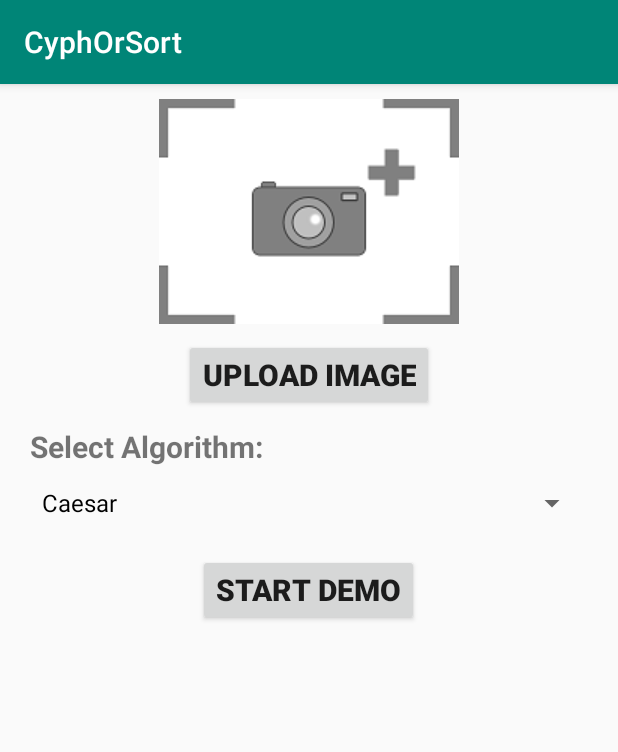
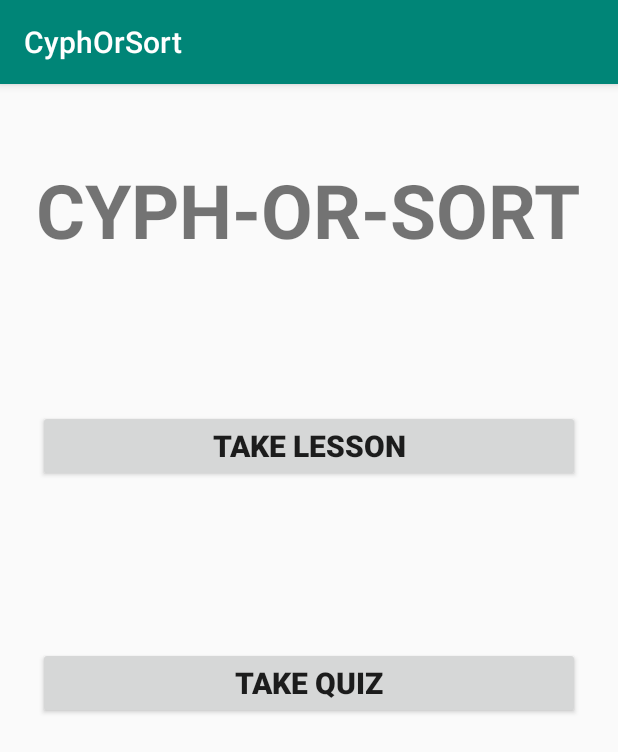
Before and after one commit to pbrunet44/CyphOrSort, an Android app: the screen it shows after launch (MainActivity), on a phone screen of 412 x 824 dp. Shown: the top 752 px of the screen. Run offline under Robolectric (Android 15) with nearby library versions, the phone set to English and light mode, and no system bars.

Commit message:
Created mockups for lessons

```diff
--- a/app/src/main/java/com/example/cyphorsort/MainActivity.java
+++ b/app/src/main/java/com/example/cyphorsort/MainActivity.java
@@ -18,20 +18,20 @@ import android.widget.Spinner;
 import java.util.ArrayList;
 import java.util.List;
 
-public class MainActivity extends AppCompatActivity implements AdapterView.OnItemSelectedListener {
+public class MainActivity extends AppCompatActivity /*implements AdapterView.OnItemSelectedListener*/ {
     private final static int RESULT_LOAD_IMAGE = 1;
     private Uri imageUri = null;
-    ImageView imgPreview;
-    Button btnUploadImage;
-    Button btnStartDemo;
+    //ImageView imgPreview;
+    //Button btnUploadImage;
+    //Button btnStartDemo;
     @Override
     protected void onCreate(Bundle savedInstanceState) {
         super.onCreate(savedInstanceState);
         setContentView(R.layout.activity_main);
-        imgPreview = findViewById(R.id.imgPreview);
-        btnUploadImage = findViewById(R.id.btnUploadImage);
-        btnStartDemo = findViewById(R.id.btnStartDemo);
-        Spinner spnAlgorithm = findViewById(R.id.spnAlgorithm);
+        //imgPreview = findViewById(R.id.imgPreview);
+        //btnUploadImage = findViewById(R.id.btnUploadImage);
+        //btnStartDemo = findViewById(R.id.btnStartDemo);
+        /*Spinner spnAlgorithm = findViewById(R.id.spnAlgorithm);
         spnAlgorithm.setOnItemSelectedListener(this);
 
         List<String> algorithms = new ArrayList<>();
@@ -64,9 +64,9 @@ public class MainActivity extends AppCompatActivity implements AdapterView.OnIte
 
                 }
             }
-        });
+        });*/
 
-    }
+    }/*
     @Override
     protected void onActivityResult(int requestCode, int resultCode, Intent data) {
         super.onActivityResult(requestCode, resultCode, data);
@@ -86,5 +86,5 @@ public class MainActivity extends AppCompatActivity implements AdapterView.OnIte
     }
     public void onNothingSelected(AdapterView<?> arg0) {
         // TODO Auto-generated method stub
-    }
+    }*/
 }
--- a/app/src/main/res/layout/activity_main.xml
+++ b/app/src/main/res/layout/activity_main.xml
@@ -7,58 +7,41 @@
     android:orientation="vertical"
     tools:context=".MainActivity">
 
-    <ImageView
-        android:layout_marginTop="10dp"
-        android:id="@+id/imgPreview"
+    <TextView
         android:layout_width="wrap_content"
         android:layout_height="wrap_content"
-        android:maxWidth="120dp"
-        android:maxHeight="120dp"
-        android:scaleType="centerCrop"
+        android:layout_marginTop="50dp"
+        android:text="CYPH-OR-SORT"
+        android:textSize="50sp"
+        android:textStyle="bold"
         android:layout_gravity="center"
-        android:src="@drawable/add_image_icon"
-        android:layout_marginBottom="10dp"
+        android:gravity="center"
         />
 
     <Button
-        android:id="@+id/btnUploadImage"
-        android:layout_width="wrap_content"
+        android:id="@+id/btnStartDemo"
+        android:layout_width="match_parent"
         android:layout_height="wrap_content"
         android:layout_gravity="center"
-        android:textStyle="bold"
+        android:layout_marginLeft="25dp"
+        android:layout_marginTop="100dp"
+        android:layout_marginRight="25dp"
+        android:layout_marginBottom="10dp"
+        android:text="Take Lesson"
         android:textSize="20sp"
-        android:text="Upload Image"
+        android:textStyle="bold" />
+
+    <Button
+        android:layout_marginTop="100dp"
+        android:id="@+id/btnStartQuiz"
+        android:layout_width="match_parent"
+        android:layout_height="wrap_content"
+        android:layout_gravity="center"
         android:layout_marginBottom="10dp"
-        />
-
-    <TextView
-        android:id="@+id/tvSelectAlgorithm"
-        android:layout_width="wrap_content"
-        android:layout_height="wrap_content"
+        android:text="Take Quiz"
         android:textSize="20sp"
         android:textStyle="bold"
-        android:layout_marginRight="20dp"
-        android:layout_marginLeft="20dp"
-        android:text="Select Algorithm:"
-        />
-
-    <Spinner
-        android:id="@+id/spnAlgorithm"
-        android:layout_width="match_parent"
-        android:layout_height="wrap_content"
-        android:layout_marginLeft="20dp"
-        android:layout_marginRight="20dp"
-        android:layout_marginBottom="10dp"
-        />
-    <Button
-        android:id="@+id/btnStartDemo"
-        android:layout_width="wrap_content"
-        android:layout_height="wrap_content"
-        android:layout_gravity="center"
-        android:textStyle="bold"
-        android:textSize="20sp"
-        android:text="Start Demo"
-        android:layout_marginBottom="10dp"
-        />
+        android:layout_marginLeft="25dp"
+        android:layout_marginRight="25dp"/>
 
 </LinearLayout>
```
Also changed, not shown: app/src/main/res/layout/lesson_activity.xml (added, +79 -0 lines), app/src/main/res/layout/lessons_activity.xml (added, +45 -0 lines), app/src/main/res/drawable/dice.png (added), app/src/main/res/drawable/lena.jpg (added).
